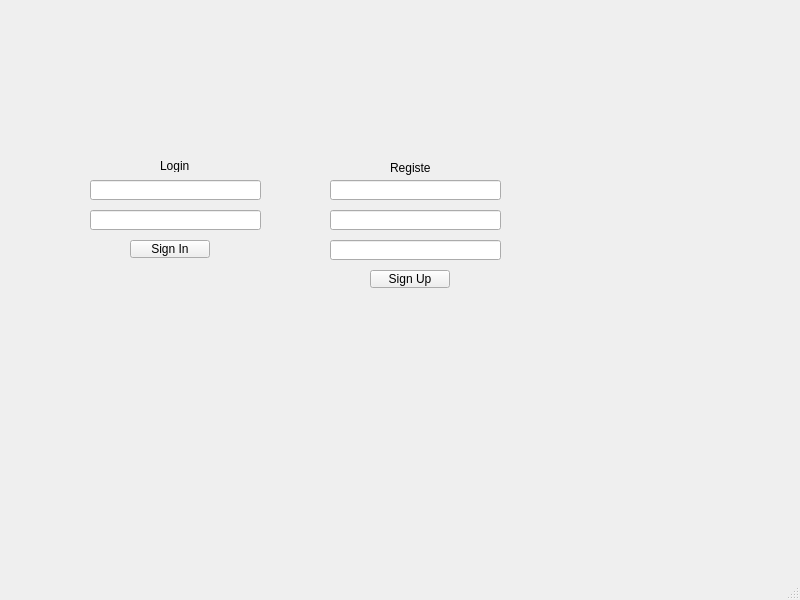
Above: login.ui from FRESH00L/ChatApp before the change. Below: the same form after it.
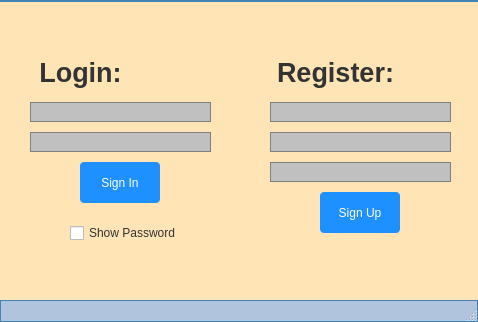
That is the form after the change.

What changed in the file:
```diff
--- a/login.ui
+++ b/login.ui
@@ -6,20 +6,83 @@
    <rect>
     <x>0</x>
     <y>0</y>
-    <width>800</width>
-    <height>600</height>
+    <width>478</width>
+    <height>322</height>
    </rect>
   </property>
   <property name="windowTitle">
    <string>MainWindow</string>
   </property>
+  <property name="styleSheet">
+   <string notr="true">/* Apply a background color to the central widget */
+QWidget#centralwidget {
+    background-color: #FFE4B5;
+}
+
+/* Style the QLineEdit for username in the Login section */
+QLineEdit#usernameLoginLineEdit,
+QLineEdit#passwordLoginLineEdit,
+QLineEdit#usernameRegisterLineEdit,
+QLineEdit#passwordRegisterLineEdit,
+QLineEdit#checkPasswordLineEdit {
+    background-color: #C0C0C0;
+    border: 1px solid #808080;
+    width: 40%;
+    height: 5%;
+}
+
+/* Style the QPushButton for Sign In in the Login section */
+QPushButton#signInPushButton,
+QPushButton#signUpPushButton {
+    background-color: #1E90FF;
+    color: #ffffff;
+    border: none;
+    padding: 1% 2%;
+    text-align: center;
+    text-decoration: none;
+    display: inline-block;
+    font-size: 2%;
+    cursor: pointer;
+    border-radius: 4px;
+}
+
+/* Style the QLabel for additional information in the Login section */
+QLabel#label,
+QLabel#label_2 {
+    font-weight: bold;
+    color: #333333;
+}
+
+/* Style the QCheckBox for Show Password in the Register section */
+QCheckBox#showPasswordCheckBox {
+    color: #333333;
+}
+
+/* Apply a background color to the central widget */
+QWidget#centralwidget {
+    background-color: #FFE4B5;
+}
+
+/* Style the QMenuBar */
+QMenuBar#menubar {
+    background-color: #B0C4DE;
+    border: 1px solid #4682B4;
+}
+
+/* Style the QStatusBar */
+QStatusBar#statusbar {
+    background-color: #B0C4DE;
+    border: 1px solid #4682B4;
+}
+</string>
+  </property>
   <widget class="QWidget" name="centralwidget">
    <widget class="QLineEdit" name="usernameLoginLineEdit">
     <property name="geometry">
      <rect>
-      <x>90</x>
-      <y>180</y>
-      <width>171</width>
+      <x>30</x>
+      <y>100</y>
+      <width>181</width>
       <height>20</height>
      </rect>
     </property>
@@ -27,22 +90,32 @@
    <widget class="QLabel" name="label">
     <property name="geometry">
      <rect>
-      <x>160</x>
-      <y>160</y>
-      <width>37</width>
-      <height>12</height>
+      <x>30</x>
+      <y>50</y>
+      <width>101</width>
+      <height>41</height>
      </rect>
     </property>
+    <property name="font">
+     <font>
+      <family>Arial</family>
+      <pointsize>20</pointsize>
+      <bold>true</bold>
+     </font>
+    </property>
     <property name="text">
-     <string>Login</string>
+     <string>Login:</string>
+    </property>
+    <property name="alignment">
+     <set>Qt::AlignCenter</set>
     </property>
    </widget>
    <widget class="QLineEdit" name="passwordLoginLineEdit">
     <property name="geometry">
      <rect>
-      <x>90</x>
-      <y>210</y>
-      <width>171</width>
+      <x>30</x>
+      <y>130</y>
+      <width>181</width>
       <height>20</height>
      </rect>
     </property>
@@ -50,10 +123,10 @@
    <widget class="QPushButton" name="signInPushButton">
     <property name="geometry">
      <rect>
-      <x>130</x>
-      <y>240</y>
+      <x>80</x>
+      <y>160</y>
       <width>80</width>
-      <height>18</height>
+      <height>41</height>
      </rect>
     </property>
     <property name="text">
@@ -63,22 +136,32 @@
    <widget class="QLabel" name="label_2">
     <property name="geometry">
      <rect>
-      <x>390</x>
-      <y>160</y>
-      <width>41</width>
-      <height>16</height>
+      <x>270</x>
+      <y>50</y>
+      <width>131</width>
+      <height>41</height>
      </rect>
     </property>
+    <property name="font">
+     <font>
+      <family>Arial</family>
+      <pointsize>20</pointsize>
+      <bold>true</bold>
+     </font>
+    </property>
     <property name="text">
-     <string>Register</string>
+     <string>Register:</string>
+    </property>
+    <property name="alignment">
+     <set>Qt::AlignCenter</set>
     </property>
    </widget>
-   <widget class="QLineEdit" name="usernameRegistepLineEdit">
+   <widget class="QLineEdit" name="usernameRegisterLineEdit">
     <property name="geometry">
      <rect>
-      <x>330</x>
-      <y>180</y>
-      <width>171</width>
+      <x>270</x>
+      <y>100</y>
+      <width>181</width>
       <height>20</height>
      </rect>
     </property>
@@ -86,9 +169,9 @@
    <widget class="QLineEdit" name="passwordRegisterLineEdit">
     <property name="geometry">
      <rect>
-      <x>330</x>
-      <y>210</y>
-      <width>171</width>
+      <x>270</x>
+      <y>130</y>
+      <width>181</width>
       <height>20</height>
      </rect>
     </property>
@@ -96,9 +179,9 @@
    <widget class="QLineEdit" name="checkPasswordLineEdit">
     <property name="geometry">
      <rect>
-      <x>330</x>
-      <y>240</y>
-      <width>171</width>
+      <x>270</x>
+      <y>160</y>
+      <width>181</width>
       <height>20</height>
      </rect>
     </property>
@@ -106,24 +189,37 @@
    <widget class="QPushButton" name="signUpPushButton">
     <property name="geometry">
      <rect>
-      <x>370</x>
-      <y>270</y>
+      <x>320</x>
+      <y>190</y>
       <width>80</width>
-      <height>18</height>
+      <height>41</height>
      </rect>
     </property>
     <property name="text">
      <string>Sign Up</string>
     </property>
    </widget>
+   <widget class="QCheckBox" name="showPasswordCheckBox">
+    <property name="geometry">
+     <rect>
+      <x>70</x>
+      <y>220</y>
+      <width>161</width>
+      <height>22</height>
+     </rect>
+    </property>
+    <property name="text">
+     <string>Show Password</string>
+    </property>
+   </widget>
   </widget>
   <widget class="QMenuBar" name="menubar">
    <property name="geometry">
     <rect>
      <x>0</x>
      <y>0</y>
-     <width>800</width>
-     <height>17</height>
+     <width>478</width>
+     <height>23</height>
     </rect>
    </property>
   </widget>
```
